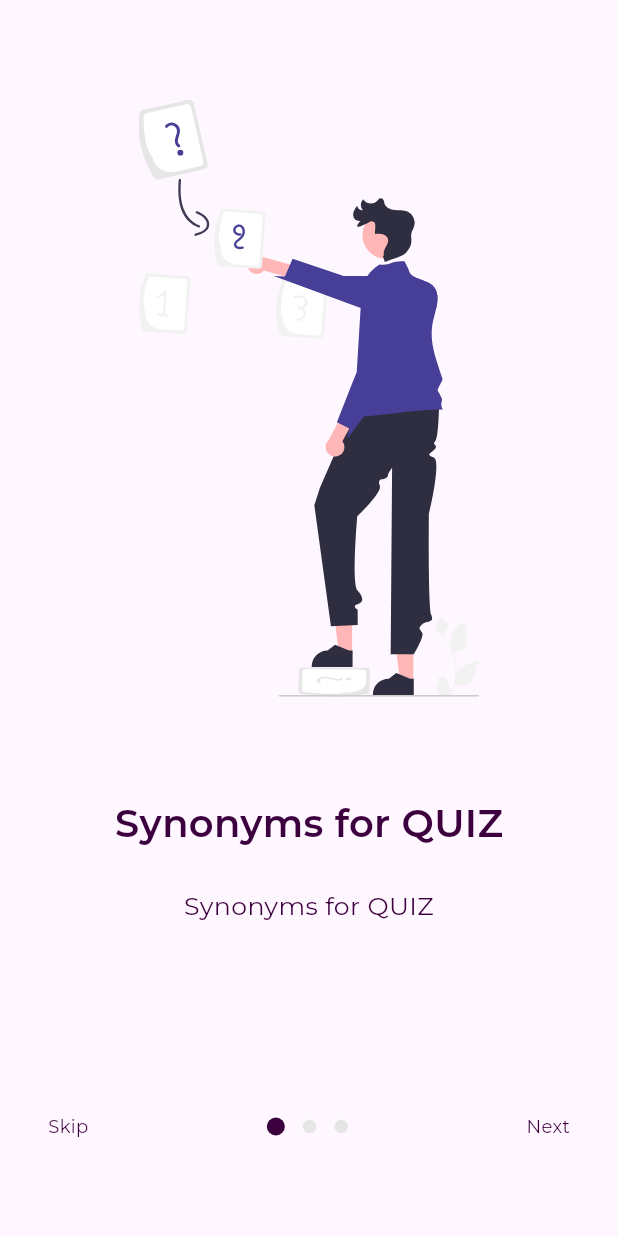
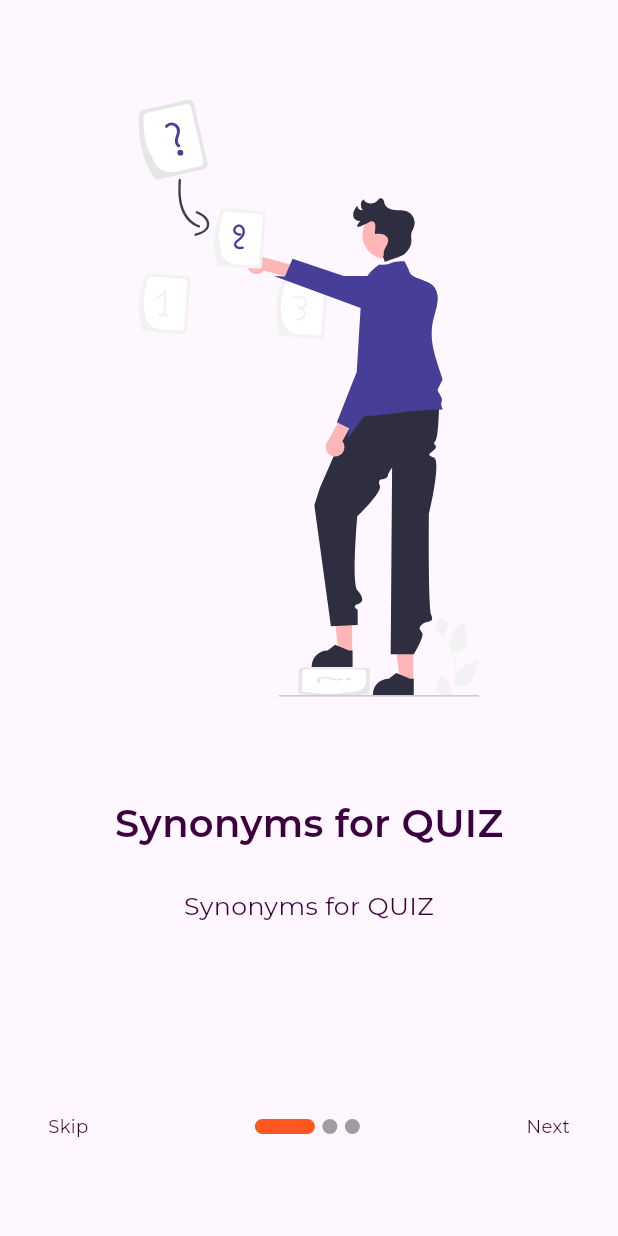
Before and after one commit to ali4hassan9ali2022/qiuz, a Flutter app: the OnBoardingView screen opened by its route, on a phone screen of 412 x 824 dp. Run offline on Flutter 3.47's test engine with Material 3 defaults, Android fonts, the phone set to English and light mode, and no system bars; drawn by our look-alikes of dots_indicator, smooth_page_indicator; our stand-ins replace flutter_svg; project files that could hold a hidden picture were left out.

Commit message:
create app state

```diff
--- /dev/null
+++ b/lib/Cubit/app_state.dart
@@ -0,0 +1,3 @@
+abstract class AppState {}
+class InitialAppState extends AppState{}
+class ChangePgaeViewAppState extends AppState{}
--- a/lib/Featured/on_boarding/View/on_boarding_view.dart
+++ b/lib/Featured/on_boarding/View/on_boarding_view.dart
@@ -1,48 +1,95 @@
-import 'dart:async';
+import 'package:flutter/material.dart';
 
-import 'package:flutter/material.dart';
+
 import 'package:quiz_app/Featured/on_boarding/Widgets/custom_bottom_nav_bar.dart';
-import 'package:quiz_app/Featured/on_boarding/Widgets/on_boarding_view_body.dart';
+import 'package:quiz_app/Featured/on_boarding/Widgets/custom_page_view_item.dart';
 import 'package:quiz_app/constents.dart';
 
-class OnBoardingView extends StatefulWidget {
+class OnBoardingView extends StatelessWidget {
   const OnBoardingView({super.key});
   static String id = "OnBoardingView";
-
-  @override
-  State<OnBoardingView> createState() => _OnBoardingViewState();
-}
-
-class _OnBoardingViewState extends State<OnBoardingView> {
-  late StreamController<double> streamController;
-  late Sink<double> inputData;
-  late Stream<double> outputData;
-  @override
-  void initState() {
-    // TODO: implement initState
-    super.initState();
-    streamController = StreamController();
-    inputData = streamController.sink;
-    outputData = streamController.stream;
-    inputData.add(Constents.currentIndex);
-  }
-
   @override
   Widget build(BuildContext context) {
     return Scaffold(
       bottomNavigationBar: CustomBottomNavBar(
-        outputDotIndicator: outputData,
+        onTapNext: () {
+          // if (Constents.currentIndex == Constents.items.length - 1) {
+          // } else {
+          //   Constents.currentIndex = Constents.currentIndex + 1;
+          //   Constents.pageController.nextPage(
+          //     duration: Duration(milliseconds: 500),
+          //     curve: Curves.easeInOut,
+          //   );
+          //   inputData.add(Constents.currentIndex);
+          // }
+        },
+
         onTap: (index) {
-          Constents.currentIndex = index.toDouble();
-          inputData.add(Constents.currentIndex);
+          // Constents.currentIndex = index.toDouble();
+          // Constents.pageController.nextPage(
+          //   duration: Duration(milliseconds: 750),
+          //   curve: Curves.easeInOut,
+          // );
+          // inputData.add(Constents.currentIndex);
         },
 
         dotsCount: Constents.items.length,
       ),
       body: Padding(
         padding: const EdgeInsets.symmetric(horizontal: 35),
-        child: OnBoardingViewBody(),
+        child: PageView.builder(
+          scrollDirection: Axis.horizontal,
+          controller: Constents.pageController,
+          itemCount: Constents.items.length,
+          itemBuilder: (context, index) {
+            return CustomPageViewitem(itemModel: Constents.items[index]);
+          },
+        ),
       ),
     );
   }
 }
+
+
+
+
+
+
+// class OnBoardingView extends StatefulWidget {
+//   const OnBoardingView({super.key});
+
+
+//   @override
+//   State<OnBoardingView> createState() => _OnBoardingViewState();
+// }
+
+// class _OnBoardingViewState extends State<OnBoardingView> {
+//   late StreamController<double> streamController;
+//   late Sink<double> inputData;
+//   late Stream<double> outputData;
+//   @override
+//   void initState() {
+//     // TODO: implement initState
+
+//     super.initState();
+
+//     streamController = StreamController();
+//     inputData = streamController.sink;
+//     outputData = streamController.stream;
+//     Constents.pageController;
+//     inputData.add(Constents.currentIndex);
+//   }
+
+//   @override
+//   void dispose() {
+//     inputData.close();
+//     streamController.close();
+
+//     super.dispose();
+//   }
+
+//   @override
+//   Widget build(BuildContext context) {
+
+//   }
+// }
--- a/lib/Featured/on_boarding/Widgets/custom_bottom_nav_bar.dart
+++ b/lib/Featured/on_boarding/Widgets/custom_bottom_nav_bar.dart
@@ -1,16 +1,21 @@
-import 'package:dots_indicator/dots_indicator.dart';
 import 'package:flutter/material.dart';
 import 'package:quiz_app/Core/utils/app_styles.dart';
+import 'package:quiz_app/constents.dart';
+import 'package:smooth_page_indicator/smooth_page_indicator.dart';
 
 class CustomBottomNavBar extends StatelessWidget {
   const CustomBottomNavBar({
     super.key,
     required this.dotsCount,
-    required this.onTap, required this.outputDotIndicator,
+    required this.onTap,
+
+    required this.onTapNext,
+    // required this.outputDataDotIndicator,
   });
   final int dotsCount;
   final Function(int) onTap;
-  final Stream<double> outputDotIndicator;
+  // final Stream<double> outputDataDotIndicator;
+  final VoidCallback onTapNext;
   @override
   Widget build(BuildContext context) {
     return Padding(
@@ -21,24 +26,23 @@ class CustomBottomNavBar extends StatelessWidget {
           mainAxisAlignment: MainAxisAlignment.spaceBetween,
           children: [
             Text("Skip", style: AppStyles.styleRegular15(context)),
-            StreamBuilder<double>(
-              stream: outputDotIndicator,
-              builder: (context, snapshot) {
-                return DotsIndicator(
-                  dotsCount: dotsCount,
-                  position: snapshot.data == null ? 0 : snapshot.data!,
-                  onTap: onTap,
-                  animate: true,
-                  animationDuration: Duration(milliseconds: 750),
-                  decorator: DotsDecorator(
-                    activeColor: Color(0xff3D003E),
-                    color: Color(0xffE5E5E5),
-                    activeSize: Size(12, 12),
-                  ),
-                );
-              }
+            SmoothPageIndicator(
+              controller: Constents.pageController,
+              onDotClicked: onTap,
+              count: Constents.items.length,
+              effect: const ExpandingDotsEffect(
+                dotColor: Colors.grey,
+                dotHeight: 10,
+                dotWidth: 10,
+                spacing: 5,
+                expansionFactor: 4,
+                activeDotColor: Colors.deepOrange,
+              ),
             ),
-            Text("Next", style: AppStyles.styleRegular15(context)),
+            GestureDetector(
+              onTap: onTapNext,
+              child: Text("Next", style: AppStyles.styleRegular15(context)),
+            ),
           ],
         ),
       ),
--- a/lib/Featured/on_boarding/Widgets/on_boarding_view_body.dart
+++ b/lib/Featured/on_boarding/Widgets/on_boarding_view_body.dart
@@ -7,8 +7,8 @@ class OnBoardingViewBody extends StatelessWidget {
 
   @override
   Widget build(BuildContext context) {
-
     return PageView.builder(
+      scrollDirection: Axis.horizontal,
       controller: Constents.pageController,
       itemCount: Constents.items.length,
       itemBuilder: (context, index) {
--- a/lib/constents.dart
+++ b/lib/constents.dart
@@ -22,5 +22,5 @@ abstract class Constents {
     ),
   ];
  static PageController pageController = PageController();
- static double currentIndex = 0;
+//  static double currentIndex = 0;
 }
--- a/pubspec.yaml
+++ b/pubspec.yaml
@@ -32,8 +32,10 @@ dependencies:
   dots_indicator: ^4.0.1
   flutter:
     sdk: flutter
+  flutter_bloc: ^9.1.0
   flutter_svg: ^2.0.17
   google_fonts: ^6.2.1
+  smooth_page_indicator: ^1.2.1
 
 dev_dependencies:
   flutter_lints: ^5.0.0
```
Also changed, not shown: lib/Core/Controllers/on_boarding_controller.dart (added, +64 -0 lines), lib/Cubit/app_cubit.dart (added), pubspec.lock.
